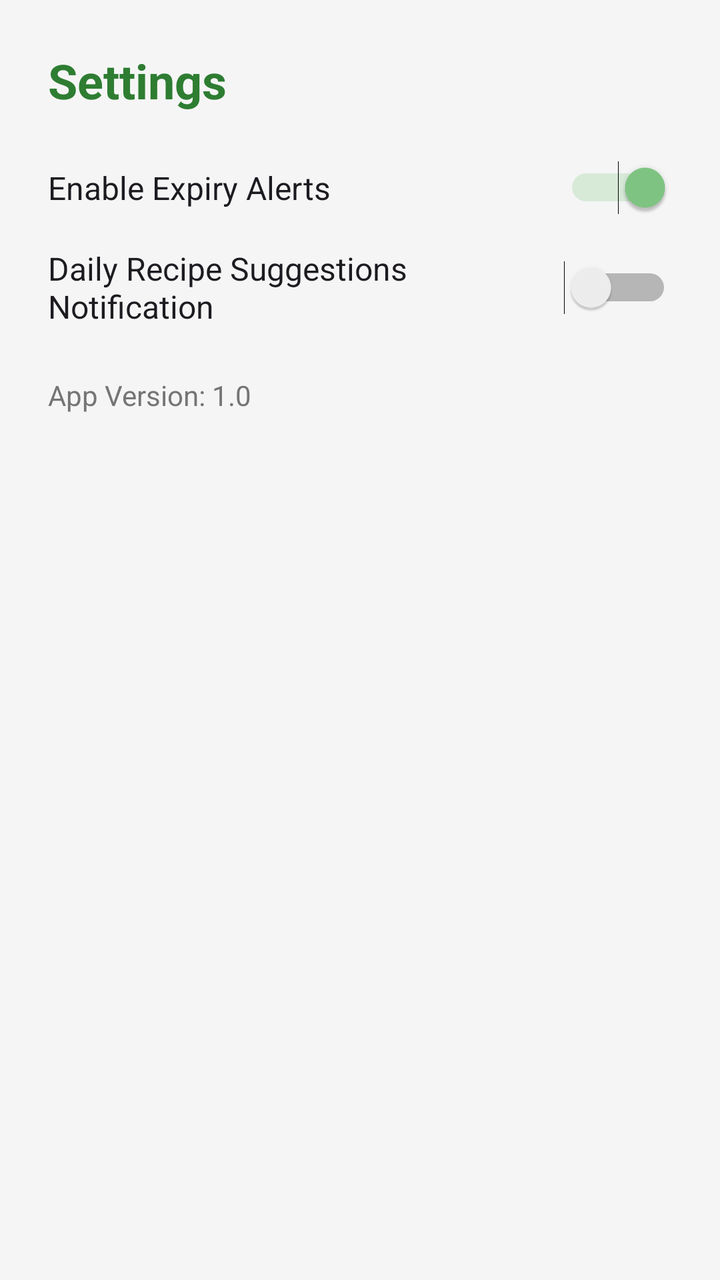
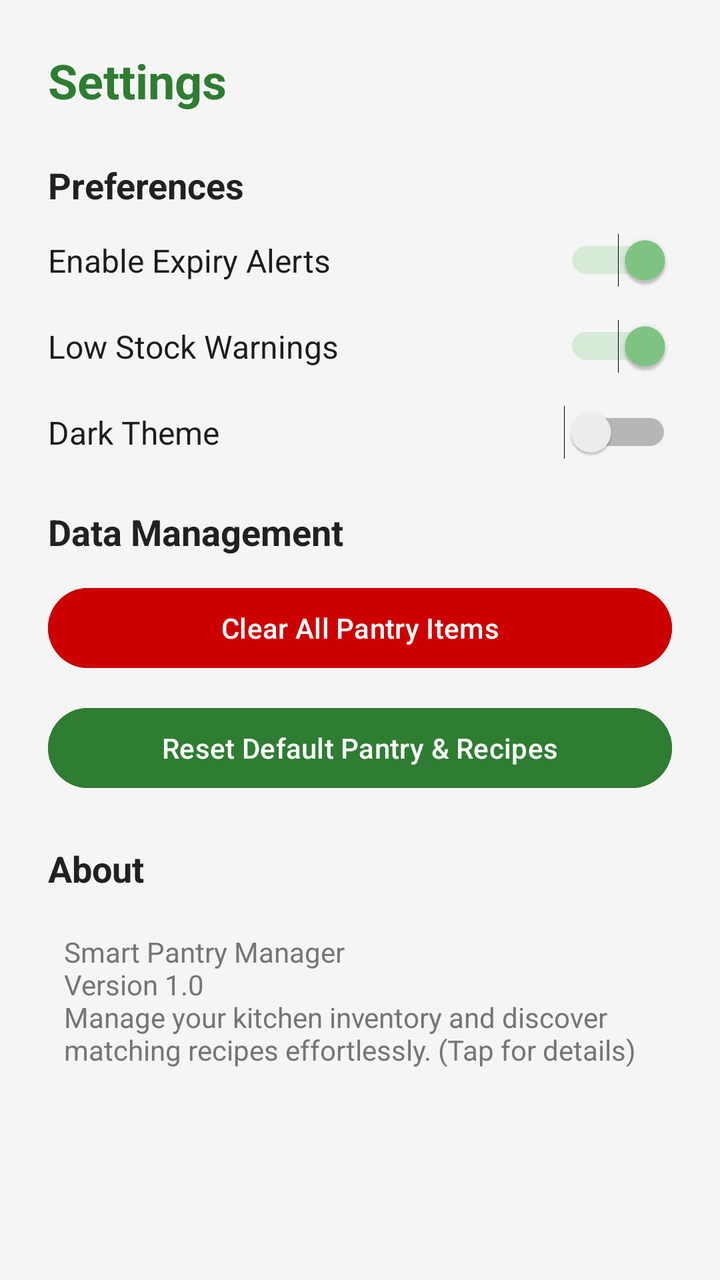

Before-and-after screenshots of an Android layout around one commit, followed by the original layout XML and the change that was made.
<!-- AndroidManifest.xml: application theme Theme.SmartPantryManager -->
<!-- res/layout/fragment_settings.xml -->
<?xml version="1.0" encoding="utf-8"?>
<ScrollView xmlns:android="http://schemas.android.com/apk/res/android"
    android:layout_width="match_parent"
    android:layout_height="match_parent"
    android:scrollbars="vertical"
    android:fadeScrollbars="false"
    android:scrollbarAlwaysDrawVerticalTrack="true"
    android:fillViewport="true">

    <LinearLayout
        android:layout_width="match_parent"
        android:layout_height="wrap_content"
        android:orientation="vertical"
        android:padding="24dp">

        <TextView
            android:layout_width="wrap_content"
            android:layout_height="wrap_content"
            android:text="@string/title_settings"
            android:textSize="24sp"
            android:textStyle="bold"
            android:textColor="@color/primary"
            android:layout_marginBottom="24dp" />

        <Switch
            android:id="@+id/switchExpiryAlerts"
            android:layout_width="match_parent"
            android:layout_height="wrap_content"
            android:text="Enable Expiry Alerts"
            android:textSize="16sp"
            android:layout_marginBottom="16dp"
            android:checked="true" />

        <Switch
            android:id="@+id/switchNotifications"
            android:layout_width="match_parent"
            android:layout_height="wrap_content"
            android:text="Daily Recipe Suggestions Notification"
            android:textSize="16sp"
            android:layout_marginBottom="24dp"
            android:checked="false" />

        <TextView
            android:layout_width="wrap_content"
            android:layout_height="wrap_content"
            android:text="App Version: 1.0"
            android:textSize="14sp"
            android:textColor="@color/text_secondary" />

    </LinearLayout>

</ScrollView>
<!-- resources referenced by this layout -->
<resources>
  <color name="primary">#2E7D32</color>
  <color name="text_secondary">#757575</color>
  <string name="title_settings">Settings</string>
  <style name="Theme.SmartPantryManager" parent="Theme.Material3.DayNight.NoActionBar">
          <item name="colorPrimary">@color/primary</item>
          <item name="colorPrimaryDark">@color/primary_dark</item>
          <item name="colorSecondary">@color/accent</item>
          <item name="android:windowBackground">@color/background</item>
      </style>
  <color name="primary_dark">#1B5E20</color>
  <color name="accent">#81C784</color>
  <color name="background">#F5F5F5</color>
</resources>

<!-- the commit's change to res/layout/fragment_settings.xml (unified diff, before → after) -->
@@ -22,6 +22,15 @@
             android:textColor="@color/primary"
             android:layout_marginBottom="24dp" />
 
+        <TextView
+            android:layout_width="wrap_content"
+            android:layout_height="wrap_content"
+            android:text="Preferences"
+            android:textSize="18sp"
+            android:textStyle="bold"
+            android:textColor="@color/text_primary"
+            android:layout_marginBottom="12dp" />
+
         <Switch
             android:id="@+id/switchExpiryAlerts"
             android:layout_width="match_parent"
@@ -32,10 +41,19 @@
             android:checked="true" />
 
         <Switch
-            android:id="@+id/switchNotifications"
+            android:id="@+id/switchLowStock"
             android:layout_width="match_parent"
             android:layout_height="wrap_content"
-            android:text="Daily Recipe Suggestions Notification"
+            android:text="Low Stock Warnings"
+            android:textSize="16sp"
+            android:layout_marginBottom="16dp"
+            android:checked="true" />
+
+        <Switch
+            android:id="@+id/switchDarkMode"
+            android:layout_width="match_parent"
+            android:layout_height="wrap_content"
+            android:text="Dark Theme"
             android:textSize="16sp"
             android:layout_marginBottom="24dp"
             android:checked="false" />
@@ -43,9 +61,49 @@
         <TextView
             android:layout_width="wrap_content"
             android:layout_height="wrap_content"
-            android:text="App Version: 1.0"
+            android:text="Data Management"
+            android:textSize="18sp"
+            android:textStyle="bold"
+            android:textColor="@color/text_primary"
+            android:layout_marginBottom="12dp" />
+
+        <Button
+            android:id="@+id/buttonClearPantry"
+            android:layout_width="match_parent"
+            android:layout_height="48dp"
+            android:text="Clear All Pantry Items"
+            android:backgroundTint="@android:color/holo_red_dark"
+            android:textColor="@android:color/white"
+            android:layout_marginBottom="12dp" />
+
+        <Button
+            android:id="@+id/buttonResetDefault"
+            android:layout_width="match_parent"
+            android:layout_height="48dp"
+            android:text="Reset Default Pantry &amp; Recipes"
+            android:backgroundTint="@color/primary"
+            android:textColor="@android:color/white"
+            android:layout_marginBottom="24dp" />
+
+        <TextView
+            android:layout_width="wrap_content"
+            android:layout_height="wrap_content"
+            android:text="About"
+            android:textSize="18sp"
+            android:textStyle="bold"
+            android:textColor="@color/text_primary"
+            android:layout_marginBottom="12dp" />
+
+        <TextView
+            android:id="@+id/textViewAbout"
+            android:layout_width="match_parent"
+            android:layout_height="wrap_content"
+            android:text="Smart Pantry Manager\nVersion 1.0\nManage your kitchen inventory and discover matching recipes effortlessly. (Tap for details)"
             android:textSize="14sp"
-            android:textColor="@color/text_secondary" />
+            android:textColor="@color/text_secondary"
+            android:background="?attr/selectableItemBackground"
+            android:padding="8dp"
+            android:layout_marginBottom="16dp" />
 
     </LinearLayout>
 
<!-- resource entries referenced after the edit -->
@@ -1,6 +1,7 @@
 <!-- resources referenced by this layout -->
 <resources>
   <color name="primary">#2E7D32</color>
+  <color name="text_primary">#212121</color>
   <color name="text_secondary">#757575</color>
   <string name="title_settings">Settings</string>
   <style name="Theme.SmartPantryManager" parent="Theme.Material3.DayNight.NoActionBar">
